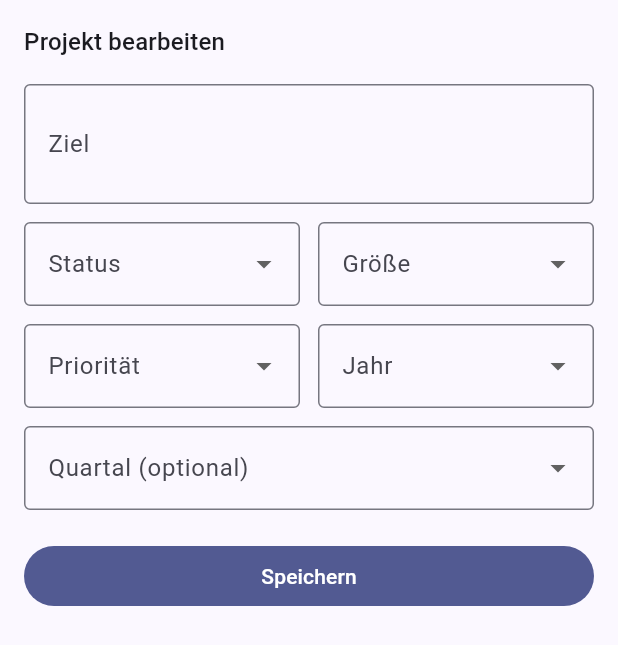
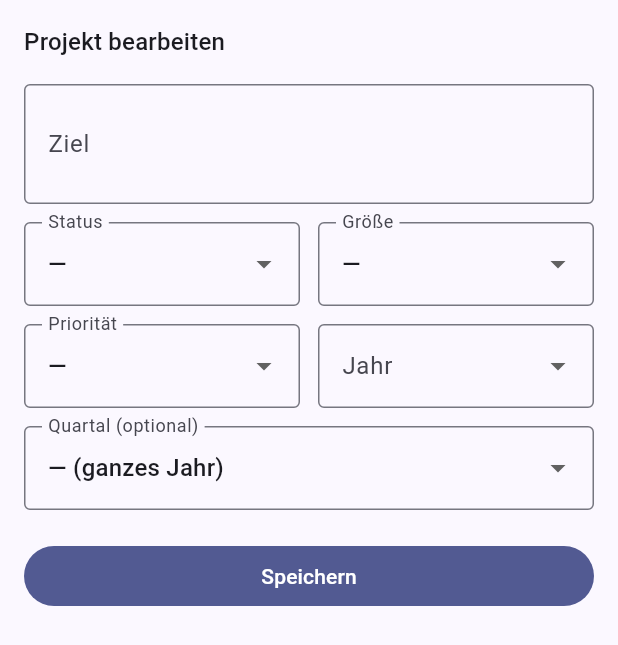
Before and after one commit to HeZumbu23/ai-time-plannning, a Flutter app: the _ProjectEditSheet widget shown alone on an empty page, opened directly with empty values, on a phone screen of 412 x 824 dp. Shown: the top 645 px of the screen. Run offline on Flutter 3.47's test engine with Material 3 defaults, Android fonts, the phone set to English and light mode, and no system bars; our stand-ins replace go_router, shared_preferences, supabase; missing offline and left inert: mobile_scanner; accounts and stored records are empty.

Commit message:
Fix dropdown validation for invalid database values
- Add validation when loading project edit form
- Only use valid values (status, size, priority, quarter) from database
- Set to null if database contains invalid values
- Prevents DropdownButton assertions when encountering corrupted data

Co-Authored-By: Claude Haiku 4.5 <noreply@anthropic.com>
Claude-Session: https://claude.ai/code/session_01T8ecqJsmXudbjhyYsMJ43k

```diff
--- a/lib/screens/projekte_screen.dart
+++ b/lib/screens/projekte_screen.dart
@@ -1347,11 +1347,11 @@ class _ProjectEditSheetState extends State<_ProjectEditSheet> {
     super.initState();
     final p = widget.project;
     _goal = TextEditingController(text: p.goal ?? '');
-    _status = p.status;
-    _size = p.size;
-    _priority = p.priority;
+    _status = _statuses.contains(p.status) ? p.status : null;
+    _size = _sizes.contains(p.size) ? p.size : null;
+    _priority = ['high', 'medium', 'low'].contains(p.priority) ? p.priority : null;
     _plannedYear = p.plannedYear;
-    _plannedQuarter = p.plannedQuarter;
+    _plannedQuarter = _quarters.contains(p.plannedQuarter) ? p.plannedQuarter : null;
   }
 
   @override
```
